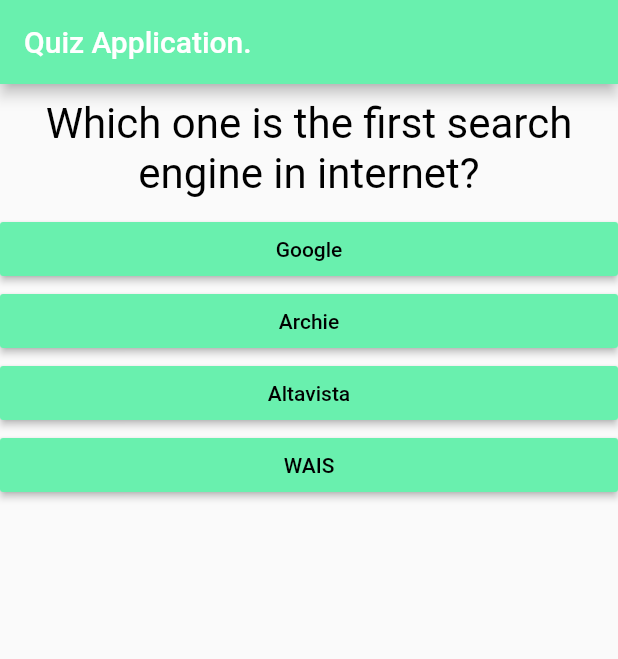
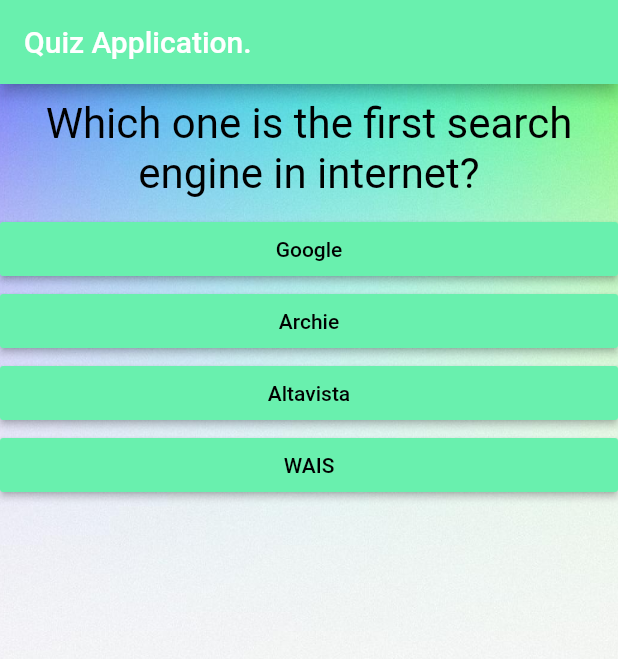
Before and after one commit to magyarosiR/quiz_application, a Flutter app: the screen it shows after launch, on a phone screen of 412 x 824 dp. Shown: the top 659 px of the screen. Run offline on Flutter 3.47's test engine with Material 2 defaults, Android fonts, the phone set to English and light mode, and no system bars.

```diff
--- a/lib/main.dart
+++ b/lib/main.dart
@@ -103,10 +103,18 @@ class _MyAppState extends State<MyApp> {
             title: Text('Quiz Application.'),
           ),
           body: _questionIndex < _questions.length
-              ? Quiz(
-                  answerQuestion: _answerQuestion,
-                  questionIndex: _questionIndex,
-                  questions: _questions,
+              ? Container(
+                  child: Quiz(
+                    answerQuestion: _answerQuestion,
+                    questionIndex: _questionIndex,
+                    questions: _questions,
+                  ),
+                  decoration: BoxDecoration(
+                    image: DecorationImage(
+                      image: AssetImage("assets/blur.jpg"),
+                      fit: BoxFit.cover,
+                    ),
+                  ),
                 )
               : Result(_totalScore, _resetQuiz)),
     );
--- a/lib/result.dart
+++ b/lib/result.dart
@@ -25,7 +25,11 @@ class Result extends StatelessWidget {
             style: TextStyle(fontSize: 36, fontWeight: FontWeight.bold),
             textAlign: TextAlign.center,
           ),
-          FlatButton(onPressed: resetQuiz, child: Text("Try again"))
+          OutlineButton(
+            onPressed: resetQuiz,
+            child: Text("Try again"),
+            textColor: Colors.greenAccent,
+          )
         ],
       ),
     );
--- a/pubspec.yaml
+++ b/pubspec.yaml
@@ -44,10 +44,10 @@ flutter:
   # the material Icons class.
   uses-material-design: true
 
+
   # To add assets to your application, add an assets section, like this:
-  # assets:
-  #   - images/a_dot_burr.jpeg
-  #   - images/a_dot_ham.jpeg
+  assets:
+    - assets/blur.jpg
 
   # An image asset can refer to one or more resolution-specific "variants", see
   # https://flutter.dev/assets-and-images/#resolution-aware.
```
Also changed, not shown: assets/blur.jpg (added).
